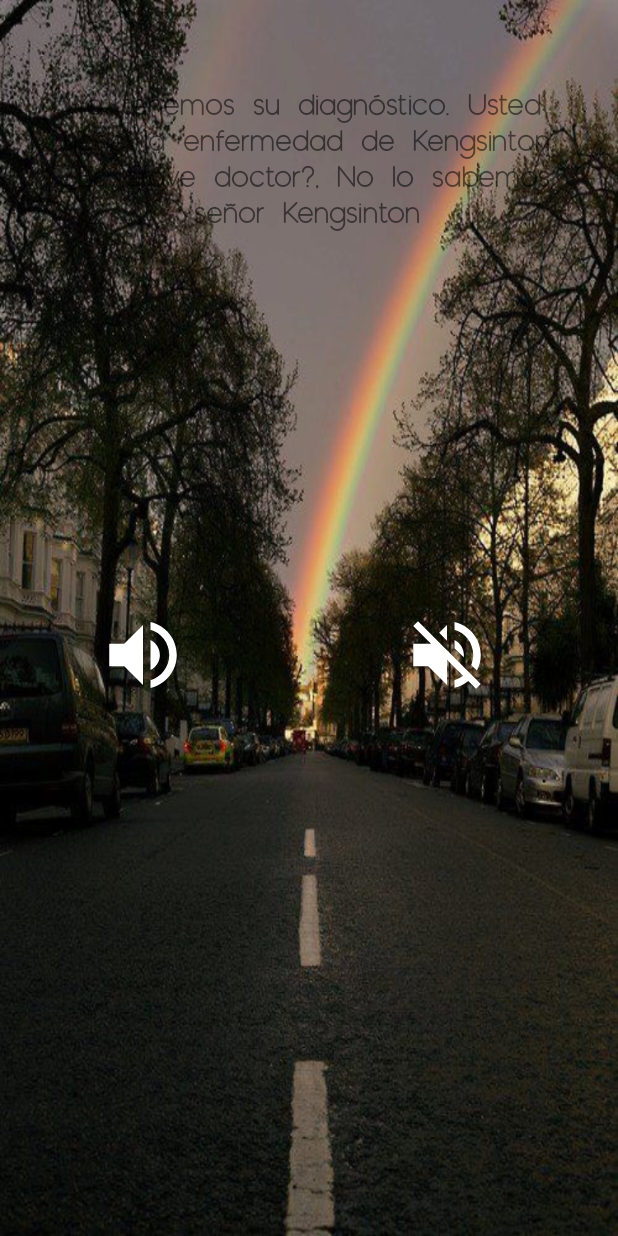
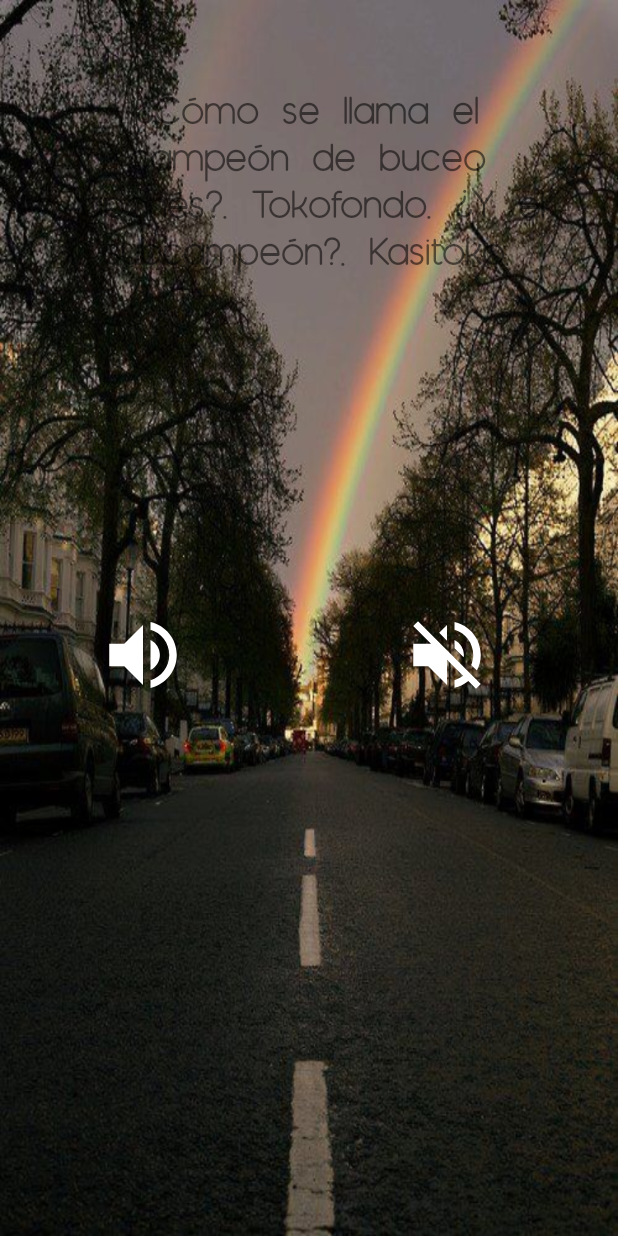
Before and after one commit to smauricii/LeyarapMaster, an Android app: the Bromas screen opened directly, with no data from a screen before it, after a tap on an icon or button, on a phone screen of 412 x 824 dp. Run offline under Robolectric (Android 15) with nearby library versions, the phone set to English and light mode, and no system bars.

Commit message:
cambios 14/10/2021

```diff
--- a/app/src/main/java/com/edu/uan/android/leyarap/actividadespasatiempos/Bromas.kt
+++ b/app/src/main/java/com/edu/uan/android/leyarap/actividadespasatiempos/Bromas.kt
@@ -18,7 +18,7 @@ class Bromas : AppCompatActivity() {
         super.onCreate(savedInstanceState)
         setContentView(R.layout.activity_bromas)
         textEt.typeface = Typeface.createFromAsset(assets, "fonts/moon.otf")
-        var eleccion_chiste = mutableListOf(R.string.txt_chiste1,R.string.txt_chiste2,R.string.txt_chiste3)
+        var chisteRandom = mutableListOf(R.string.txt_chiste1,R.string.txt_chiste2,R.string.txt_chiste3,R.string.txt_chiste4,R.string.txt_chiste5)
 
 
         mTTS = TextToSpeech(applicationContext, TextToSpeech.OnInitListener { status ->
@@ -28,7 +28,7 @@ class Bromas : AppCompatActivity() {
         })
 
         speakBtn.setOnClickListener {
-            textEt.setText(eleccion_chiste.random())
+            textEt.setText(chisteRandom.random())
             val toSpeack = textEt.text.toString()
             if (toSpeack == ""){
                 Toast.makeText(this, "NO HAY TEXTO PARA LEER", Toast.LENGTH_SHORT).show()
--- a/app/src/main/res/layout/activity_bromas.xml
+++ b/app/src/main/res/layout/activity_bromas.xml
@@ -14,7 +14,7 @@
         android:layout_height="338dp"
         android:layout_marginStart="32dp"
         android:textAlignment="center"
-        android:textSize="20sp"
+        android:textSize="26sp"
         app:layout_constraintBottom_toBottomOf="parent"
         app:layout_constraintStart_toStartOf="parent"
         app:layout_constraintTop_toTopOf="parent"
--- a/app/src/main/res/values/strings.xml
+++ b/app/src/main/res/values/strings.xml
@@ -38,7 +38,7 @@
     <string name="txt_chiste1">Ya tenemos su diagnóstico. Usted tiene la enfermedad de Kengsinton, ¿Es grave doctor?, No lo sabemos señor Kengsinton</string>
     <string name="txt_chiste2">¡Soldado López!. ¡Sí mi capitán!. No lo vi ayer en la prueba de camuflaje.¡Gracias mi capitán!</string>
     <string name="txt_chiste3">¿Cómo se llama el campeón de buceo japonés?. Tokofondo. ¿Y el subcampeón?. Kasitoko.</string>
-    <string name="txt_chiste4">¿Cómo se llama el campeón de buceo japonés?. Tokofondo. ¿Y el subcampeón?. Kasitoko.</string>
-    <string name="txt_chiste5">¿Cómo se llama el campeón de buceo japonés?. Tokofondo. ¿Y el subcampeón?. Kasitoko.</string>
+    <string name="txt_chiste4">.¿Cuanto cuesta esta estufa?, 5000 dolares, Pero, oiga, esto es una estafa, No señor, es una estufa.</string>
+    <string name="txt_chiste5">¿Cómo se dice escoba voladora en japonés?, Simekaigo Memato.</string>
 
 </resources>
```
